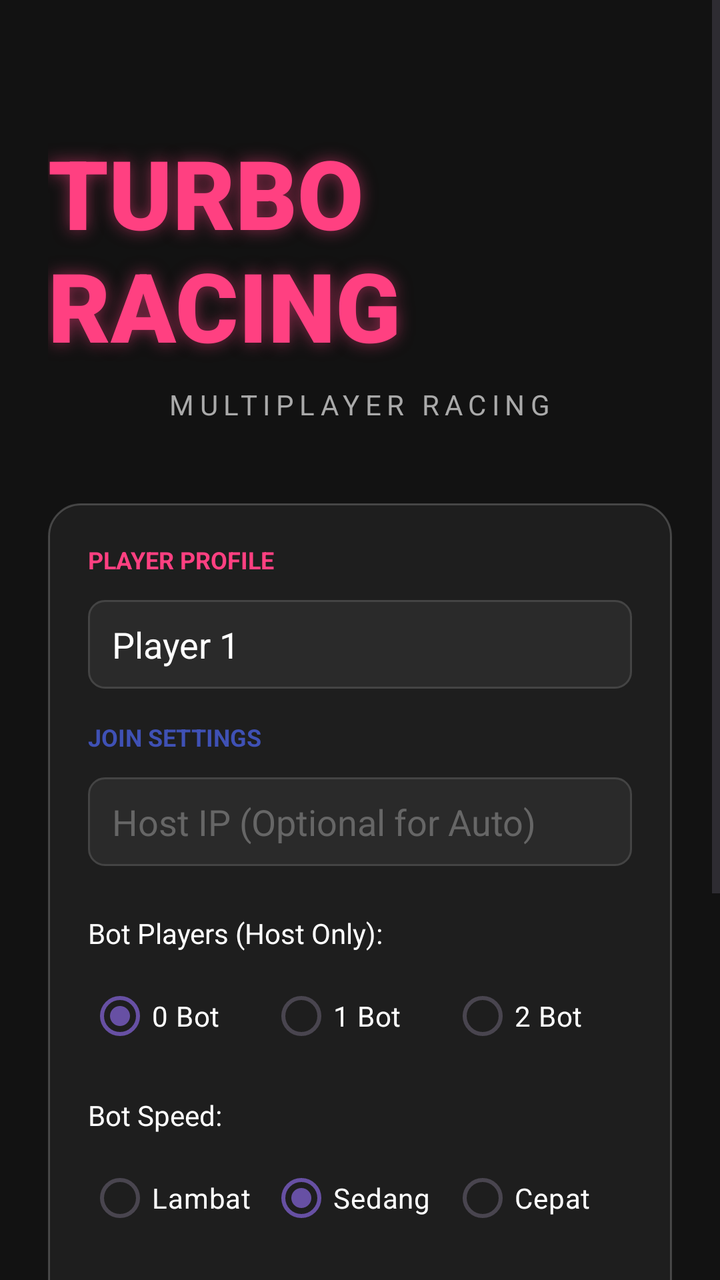
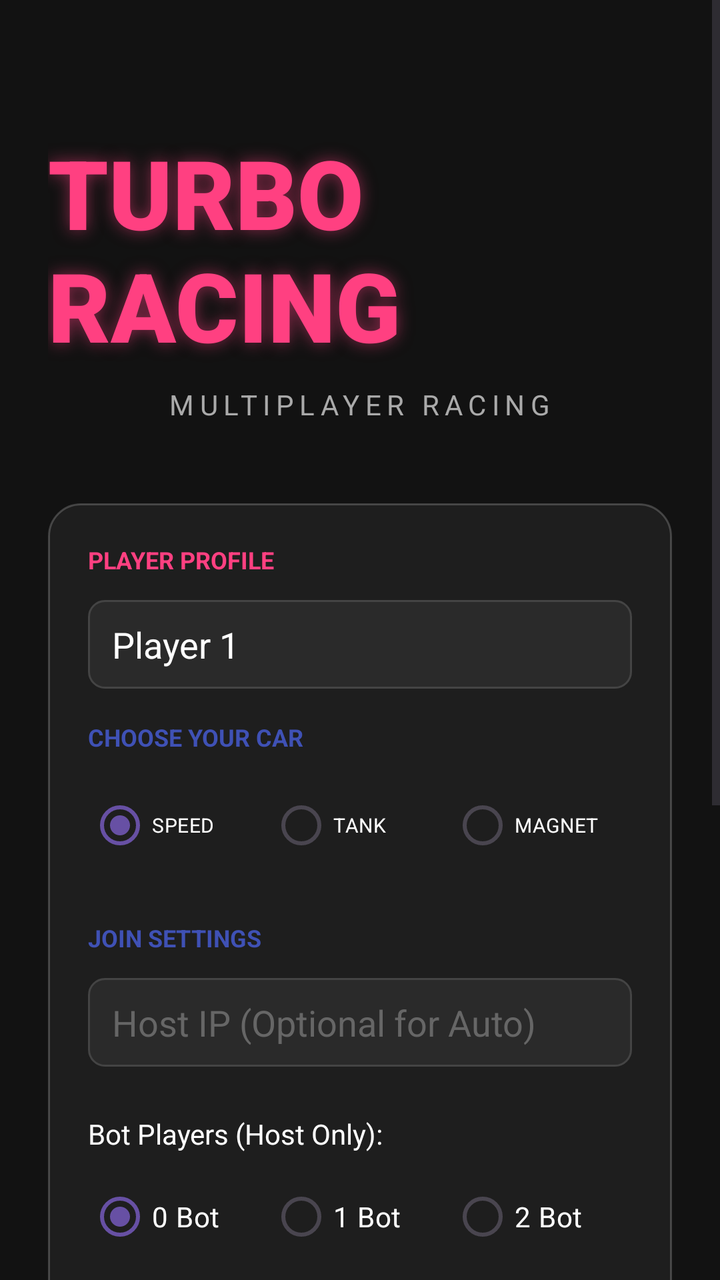

An Android layout rendered at two revisions. The XML below is the earlier revision; the diff shows what the commit changed to produce the second picture.
<!-- AndroidManifest.xml: application theme Theme.GameMobilBalapMultiPlayer -->
<!-- res/layout/activity_main.xml -->
<?xml version="1.0" encoding="utf-8"?>
<FrameLayout xmlns:android="http://schemas.android.com/apk/res/android"
    xmlns:tools="http://schemas.android.com/tools"
    xmlns:app="http://schemas.android.com/apk/res-auto"
    android:id="@+id/main"
    android:layout_width="match_parent"
    android:layout_height="match_parent"
    android:background="@color/bg_dark"
    tools:context=".MainActivity">

    <ScrollView
        android:id="@+id/menuLayout"
        android:layout_width="match_parent"
        android:layout_height="match_parent"
        android:fillViewport="true">

        <LinearLayout
            android:layout_width="match_parent"
            android:layout_height="wrap_content"
            android:orientation="vertical"
            android:gravity="center_horizontal"
            android:padding="24dp">

            <TextView
                android:layout_width="wrap_content"
                android:layout_height="wrap_content"
                android:text="@string/app_title"
                android:textColor="@color/primary"
                android:textSize="48sp"
                android:textStyle="bold"
                android:fontFamily="sans-serif-black"
                android:layout_marginTop="40dp"
                android:layout_marginBottom="8dp"
                android:shadowColor="#80FF4081"
                android:shadowDx="0"
                android:shadowDy="0"
                android:shadowRadius="20"/>

            <TextView
                android:layout_width="wrap_content"
                android:layout_height="wrap_content"
                android:text="@string/app_subtitle"
                android:textColor="@color/text_gray"
                android:textSize="14sp"
                android:letterSpacing="0.2"
                android:layout_marginBottom="40dp"/>

            <LinearLayout
                android:layout_width="match_parent"
                android:layout_height="wrap_content"
                android:orientation="vertical"
                android:padding="20dp"
                android:background="@drawable/card_bg"
                android:elevation="4dp">

                <TextView
                    android:layout_width="wrap_content"
                    android:layout_height="wrap_content"
                    android:text="@string/label_player_profile"
                    android:textColor="@color/primary"
                    android:textSize="12sp"
                    android:textStyle="bold"
                    android:layout_marginBottom="12dp"/>

                <EditText
                    android:id="@+id/nameInput"
                    android:layout_width="match_parent"
                    android:layout_height="wrap_content"
                    android:hint="@string/player_name_hint"
                    android:textColorHint="#666"
                    android:textColor="@color/text_white"
                    android:background="@drawable/edittext_bg"
                    android:layout_marginBottom="16dp"
                    android:text="@string/default_player_name"
                    android:inputType="textPersonName"
                    android:importantForAutofill="no"/>

                <TextView
                    android:layout_width="wrap_content"
                    android:layout_height="wrap_content"
                    android:text="@string/label_join_settings"
                    android:textColor="@color/accent"
                    android:textSize="12sp"
                    android:textStyle="bold"
                    android:layout_marginBottom="12dp"/>

                <EditText
                    android:id="@+id/ipInput"
                    android:layout_width="match_parent"
                    android:layout_height="wrap_content"
                    android:hint="@string/ip_host_hint"
                    android:textColorHint="#666"
                    android:textColor="@color/text_white"
                    android:background="@drawable/edittext_bg"
                    android:layout_marginBottom="24dp"
                    android:inputType="text"
                    android:importantForAutofill="no"/>

                <TextView
                    android:layout_width="wrap_content"
                    android:layout_height="wrap_content"
                    android:text="@string/bot_players_label"
                    android:textColor="@color/text_white"
                    android:textSize="14sp"
                    android:layout_marginBottom="8dp"/>

                <RadioGroup
                    android:id="@+id/botRadioGroup"
                    android:layout_width="match_parent"
                    android:layout_height="wrap_content"
                    android:orientation="horizontal"
                    android:layout_marginBottom="16dp">
                    <RadioButton
                        android:id="@+id/bot0"
                        android:layout_width="0dp"
                        android:layout_weight="1"
                        android:layout_height="wrap_content"
                        android:text="@string/bot_0"
                        android:textColor="@color/text_white"
                        android:checked="true"
                        android:buttonTint="@color/primary"/>
                    <RadioButton
                        android:id="@+id/bot1"
                        android:layout_width="0dp"
                        android:layout_weight="1"
                        android:layout_height="wrap_content"
                        android:text="@string/bot_1"
                        android:textColor="@color/text_white"
                        android:buttonTint="@color/primary"/>
                    <RadioButton
                        android:id="@+id/bot2"
                        android:layout_width="0dp"
                        android:layout_weight="1"
                        android:layout_height="wrap_content"
                        android:text="@string/bot_2"
                        android:textColor="@color/text_white"
                        android:buttonTint="@color/primary"/>
                </RadioGroup>

                <TextView
                    android:layout_width="wrap_content"
                    android:layout_height="wrap_content"
                    android:text="@string/bot_speed_label"
                    android:textColor="@color/text_white"
                    android:textSize="14sp"
                    android:layout_marginBottom="8dp"/>

                <RadioGroup
                    android:id="@+id/botSpeedRadioGroup"
                    android:layout_width="match_parent"
                    android:layout_height="wrap_content"
                    android:orientation="horizontal"
                    android:layout_marginBottom="24dp">
                    <RadioButton
                        android:id="@+id/speedSlow"
                        android:layout_width="0dp"
                        android:layout_weight="1"
                        android:layout_height="wrap_content"
                        android:text="@string/speed_slow"
                        android:textColor="@color/text_white"
                        android:buttonTint="@color/accent"/>
                    <RadioButton
                        android:id="@+id/speedMedium"
                        android:layout_width="0dp"
                        android:layout_weight="1"
                        android:layout_height="wrap_content"
                        android:text="@string/speed_medium"
                        android:textColor="@color/text_white"
                        android:checked="true"
                        android:buttonTint="@color/accent"/>
                    <RadioButton
                        android:id="@+id/speedFast"
                        android:layout_width="0dp"
                        android:layout_weight="1"
                        android:layout_height="wrap_content"
                        android:text="@string/speed_fast"
                        android:textColor="@color/text_white"
                        android:buttonTint="@color/accent"/>
                </RadioGroup>

                <Button
                    android:id="@+id/hostButton"
                    android:layout_width="match_parent"
                    android:layout_height="56dp"
                    android:text="@string/host_game_btn"
                    android:background="@drawable/btn_primary"
                    android:textColor="@color/text_white"
                    android:textStyle="bold"
                    android:layout_marginBottom="12dp"
                    app:backgroundTint="@null"/>

                <Button
                    android:id="@+id/joinButton"
                    android:layout_width="match_parent"
                    android:layout_height="56dp"
                    android:text="@string/join_game_btn"
                    android:background="@drawable/btn_primary"
                    android:backgroundTint="@color/accent"
                    android:textColor="@color/text_white"
                    android:textStyle="bold"
                    app:backgroundTint="@null"/>
            </LinearLayout>
            
            <TextView
                android:id="@+id/statusText"
                android:layout_width="wrap_content"
                android:layout_height="wrap_content"
                android:text="@string/status_default"
                android:textColor="@color/text_gray"
                android:textSize="14sp"
                android:layout_marginTop="24dp"
                android:layout_marginBottom="8dp"/>

            <TextView
                android:id="@+id/myIpText"
                android:layout_width="wrap_content"
                android:layout_height="wrap_content"
                android:text="@string/my_ip_placeholder"
                android:textColor="@color/success"
                android:textSize="14sp"
                android:textStyle="bold"
                android:layout_marginBottom="32dp"/>

        </LinearLayout>
    </ScrollView>

    <RelativeLayout
        android:id="@+id/gameLayout"
        android:layout_width="match_parent"
        android:layout_height="match_parent"
        android:visibility="gone">

        <com.hanyajasa.gamemobilbalapmultiplayer.GameView
            android:id="@+id/gameView"
            android:layout_width="match_parent"
            android:layout_height="match_parent"/>
            
        <ImageButton
            android:id="@+id/hostMenuBtn"
            android:layout_width="48dp"
            android:layout_height="48dp"
            android:layout_alignParentTop="true"
            android:layout_alignParentEnd="true"
            android:layout_margin="16dp"
            android:src="@android:drawable/ic_menu_sort_by_size"
            app:tint="@color/text_white"
            android:background="@drawable/card_bg"
            android:backgroundTint="#80000000"
            android:padding="8dp"
            android:scaleType="fitCenter"
            android:contentDescription="@string/desc_menu"
            android:visibility="gone"/>

        <Button
            android:id="@+id/playAgainBtn"
            android:layout_width="200dp"
            android:layout_height="60dp"
            android:layout_centerInParent="true"
            android:text="@string/play_again_btn"
            android:background="@drawable/btn_primary"
            android:backgroundTint="@color/warning"
            android:textColor="#000"
            android:textStyle="bold"
            app:backgroundTint="@null"
            android:visibility="gone"/>

        
        <LinearLayout
            android:layout_width="match_parent"
            android:layout_height="wrap_content"
            android:layout_alignParentBottom="true"
            android:padding="24dp"
            android:orientation="horizontal"
            android:gravity="bottom">

            <LinearLayout
                android:layout_width="0dp"
                android:layout_height="wrap_content"
                android:layout_weight="1"
                android:orientation="horizontal">
                
                <ImageButton
                    android:id="@+id/leftBtn"
                    android:layout_width="72dp"
                    android:layout_height="72dp"
                    android:src="@android:drawable/ic_media_previous"
                    app:tint="@color/text_white"
                    android:background="@drawable/card_bg"
                    android:backgroundTint="#40FFFFFF"
                    android:scaleType="fitCenter"
                    android:padding="16dp"
                    android:contentDescription="@string/desc_left"/>
                
                <ImageButton
                    android:id="@+id/rightBtn"
                    android:layout_width="72dp"
                    android:layout_height="72dp"
                    android:src="@android:drawable/ic_media_next"
                    app:tint="@color/text_white"
                    android:background="@drawable/card_bg"
                    android:backgroundTint="#40FFFFFF"
                    android:layout_marginStart="16dp"
                    android:scaleType="fitCenter"
                    android:padding="16dp"
                    android:contentDescription="@string/desc_right"/>
            </LinearLayout>

            <ImageButton
                android:id="@+id/accelBtn"
                android:layout_width="96dp"
                android:layout_height="96dp"
                android:src="@android:drawable/ic_media_play"
                app:tint="@color/text_white"
                android:background="@drawable/card_bg"
                android:backgroundTint="#60FF4081"
                android:scaleType="fitCenter"
                android:padding="24dp"
                android:contentDescription="@string/desc_accel"/>
        </LinearLayout>
    </RelativeLayout>
</FrameLayout>
<!-- resources referenced by this layout -->
<resources>
  <color name="accent">#3F51B5</color>
  <color name="bg_dark">#121212</color>
  <color name="primary">#FF4081</color>
  <color name="success">#00E676</color>
  <color name="text_gray">#AAAAAA</color>
  <color name="text_white">#FFFFFF</color>
  <color name="warning">#FFC107</color>
  <!-- drawable btn_primary (drawable) -->
  <?xml version="1.0" encoding="utf-8"?>
  <ripple xmlns:android="http://schemas.android.com/apk/res/android"
      android:color="#40FFFFFF">
      <item>
          <shape android:shape="rectangle">
              <solid android:color="@color/primary" />
              <corners android:radius="12dp" />
          </shape>
      </item>
  </ripple>
  <!-- drawable card_bg (drawable) -->
  <?xml version="1.0" encoding="utf-8"?>
  <shape xmlns:android="http://schemas.android.com/apk/res/android">
      <solid android:color="@color/bg_card" />
      <corners android:radius="16dp" />
      <stroke android:width="1dp" android:color="#33FFFFFF" />
  </shape>
  <!-- drawable edittext_bg (drawable) -->
  <?xml version="1.0" encoding="utf-8"?>
  <shape xmlns:android="http://schemas.android.com/apk/res/android">
      <solid android:color="#2A2A2A" />
      <corners android:radius="8dp" />
      <stroke android:width="1dp" android:color="#444444" />
      <padding android:left="12dp" android:right="12dp" android:top="10dp" android:bottom="10dp" />
  </shape>
  <string name="app_subtitle">MULTIPLAYER RACING</string>
  <string name="app_title">TURBO RACING</string>
  <string name="bot_0">0 Bot</string>
  <string name="bot_1">1 Bot</string>
  <string name="bot_2">2 Bot</string>
  <string name="bot_players_label">Bot Players (Host Only):</string>
  <string name="bot_speed_label">Bot Speed:</string>
  <string name="default_player_name">Player 1</string>
  <string name="desc_accel">Accelerate</string>
  <string name="desc_left">Steer Left</string>
  <string name="desc_menu">Menu</string>
  <string name="desc_right">Steer Right</string>
  <string name="host_game_btn">HOST GAME</string>
  <string name="ip_host_hint">Host IP (Optional for Auto)</string>
  <string name="join_game_btn">JOIN GAME</string>
  <string name="label_join_settings">JOIN SETTINGS</string>
  <string name="label_player_profile">PLAYER PROFILE</string>
  <string name="my_ip_placeholder">My IP: ---</string>
  <string name="play_again_btn">MAIN LAGI</string>
  <string name="player_name_hint">Enter Player Name</string>
  <string name="speed_fast">Cepat</string>
  <string name="speed_medium">Sedang</string>
  <string name="speed_slow">Lambat</string>
  <string name="status_default">Select an option to start</string>
  <style name="Theme.GameMobilBalapMultiPlayer" parent="Base.Theme.GameMobilBalapMultiPlayer" />
  <color name="bg_card">#1E1E1E</color>
  <style name="Base.Theme.GameMobilBalapMultiPlayer" parent="Theme.Material3.DayNight.NoActionBar">
          
          
      </style>
</resources>

<!-- the commit's change to res/layout/activity_main.xml (unified diff, before → after) -->
@@ -74,6 +74,51 @@
                     android:text="@string/default_player_name"
                     android:inputType="textPersonName"
                     android:importantForAutofill="no"/>
+
+                <TextView
+                    android:layout_width="wrap_content"
+                    android:layout_height="wrap_content"
+                    android:text="CHOOSE YOUR CAR"
+                    android:textColor="@color/accent"
+                    android:textSize="12sp"
+                    android:textStyle="bold"
+                    android:layout_marginBottom="12dp"/>
+
+                <RadioGroup
+                    android:id="@+id/classRadioGroup"
+                    android:layout_width="match_parent"
+                    android:layout_height="wrap_content"
+                    android:orientation="horizontal"
+                    android:layout_marginBottom="24dp">
+                    <RadioButton
+                        android:id="@+id/classSpeedster"
+                        android:layout_width="0dp"
+                        android:layout_weight="1"
+                        android:layout_height="wrap_content"
+                        android:text="SPEED"
+                        android:textSize="10sp"
+                        android:textColor="@color/text_white"
+                        android:checked="true"
+                        android:buttonTint="@color/accent"/>
+                    <RadioButton
+                        android:id="@+id/classTank"
+                        android:layout_width="0dp"
+                        android:layout_weight="1"
+                        android:layout_height="wrap_content"
+                        android:text="TANK"
+                        android:textSize="10sp"
+                        android:textColor="@color/text_white"
+                        android:buttonTint="@color/accent"/>
+                    <RadioButton
+                        android:id="@+id/classCollector"
+                        android:layout_width="0dp"
+                        android:layout_weight="1"
+                        android:layout_height="wrap_content"
+                        android:text="MAGNET"
+                        android:textSize="10sp"
+                        android:textColor="@color/text_white"
+                        android:buttonTint="@color/accent"/>
+                </RadioGroup>
 
                 <TextView
                     android:layout_width="wrap_content"
